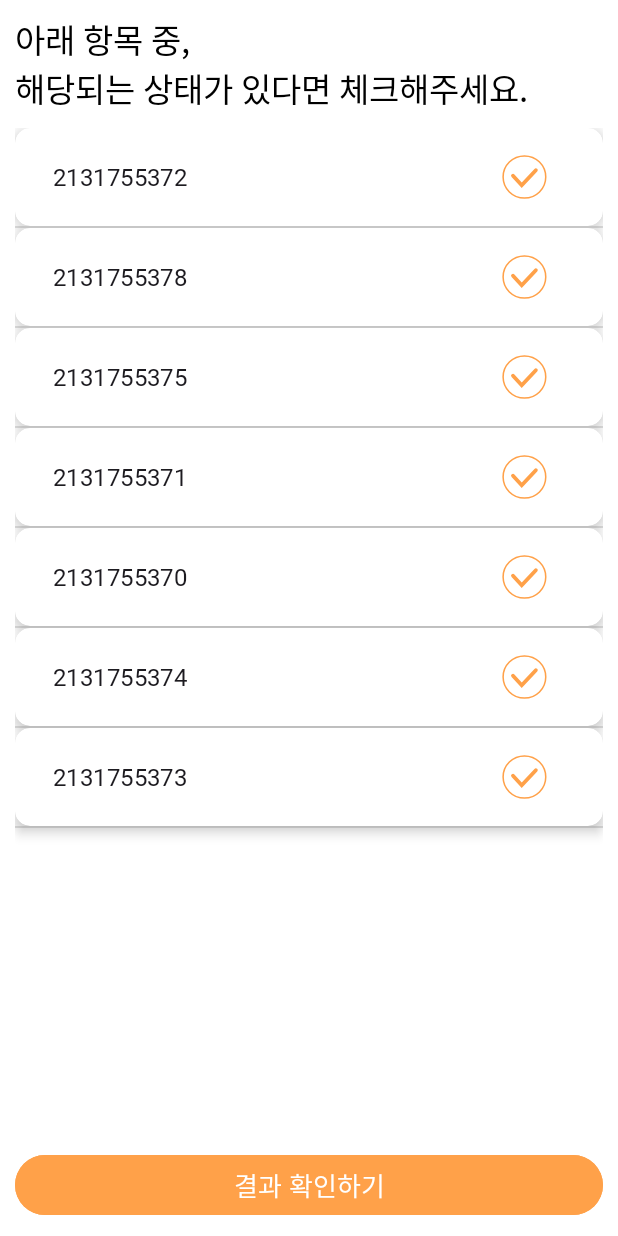
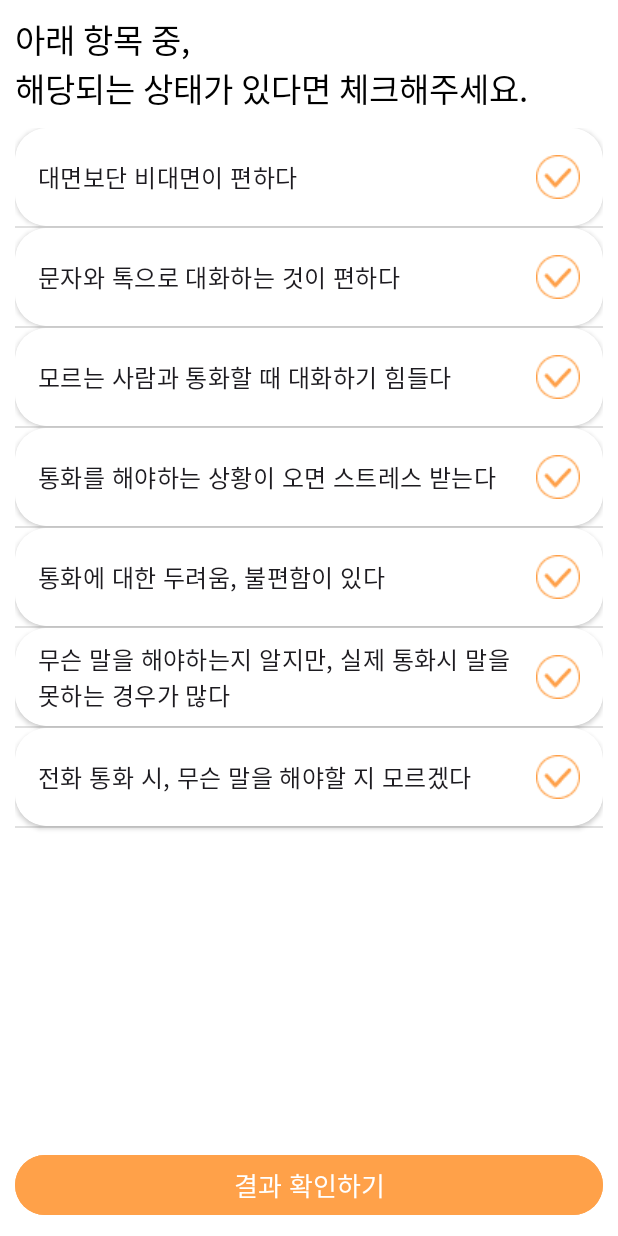
Before and after one commit to ringringring-capstone/ringringring_android, an Android app: the fragment CheckListTestFragment shown on its own in the app's theme, on a phone screen of 412 x 824 dp. Run offline under Robolectric (Android 15) with nearby library versions, the phone set to English and light mode, and no system bars; our stand-ins replace data binding; network calls fail.

Commit message:
fix : 체크리스트 제대로 표시 안되는 현상 수정

```diff
--- a/app/src/main/java/com/example/callphobia_overs/main/view/adapter/checklistAdapter.kt
+++ b/app/src/main/java/com/example/callphobia_overs/main/view/adapter/checklistAdapter.kt
@@ -2,6 +2,7 @@ package com.example.callphobia_overs.main.view.adapter
 
 import android.annotation.SuppressLint
 import android.content.Context
+import android.util.Log
 import android.view.LayoutInflater
 import android.view.View
 import android.view.ViewGroup
@@ -28,6 +29,7 @@ class checklistAdapter (val context: Context, val checkList: ArrayList<checkData
         binding = RowChecklistBinding.inflate(LayoutInflater.from(context))
         val data = checkList[position]
         binding!!.rowChecklistContent.text = data.content
+        Log.d("체크리스트내용",data.content)
 
         return binding!!.root
 
--- a/app/src/main/java/com/example/callphobia_overs/main/view/checklist/CheckListTestFragment.kt
+++ b/app/src/main/java/com/example/callphobia_overs/main/view/checklist/CheckListTestFragment.kt
@@ -1,5 +1,6 @@
 package com.example.callphobia_overs.main.view.checklist
 
+import android.util.Log
 import com.example.callphobia_overs.R
 import com.example.callphobia_overs.databinding.FragmentChecklistTestBinding
 import com.example.callphobia_overs.main.base.BaseFragment
@@ -8,21 +9,22 @@ import com.example.callphobia_overs.main.view.adapter.checklistAdapter
 
 class CheckListTestFragment : BaseFragment<FragmentChecklistTestBinding>(R.layout.fragment_checklist_test) {
     override fun initClick() {
-        TODO("Not yet implemented")
+
     }
 
     override fun initView() {
         var contentList = arrayListOf<checkDataClass>(
-            checkDataClass(R.string.checklist_one.toString()),
-            checkDataClass(R.string.checklist_two.toString()),
-            checkDataClass(R.string.checklist_three.toString()),
-            checkDataClass(R.string.checklist_four.toString()),
-            checkDataClass(R.string.checklist_five.toString()),
-            checkDataClass(R.string.checklist_six.toString()),
-            checkDataClass(R.string.checklist_seven.toString()),
+            checkDataClass(resources.getString(R.string.checklist_one)),
+            checkDataClass(resources.getString(R.string.checklist_two)),
+            checkDataClass(resources.getString(R.string.checklist_three)),
+            checkDataClass(resources.getString(R.string.checklist_four)),
+            checkDataClass(resources.getString(R.string.checklist_five)),
+            checkDataClass(resources.getString(R.string.checklist_six)),
+            checkDataClass(resources.getString(R.string.checklist_seven)),
         )
 
         val adapter = checklistAdapter(requireContext(), contentList)
+        Log.d("체크리스트내용main", resources.getString(R.string.checklist_one))
         binding.listviewChecklist.adapter = adapter
     }
 
--- a/app/src/main/res/drawable/selector_checklist.xml
+++ b/app/src/main/res/drawable/selector_checklist.xml
@@ -1,5 +1,5 @@
 <?xml version="1.0" encoding="utf-8"?>
 <selector xmlns:android="http://schemas.android.com/apk/res/android">
-    <item android:state_checked="true" android:drawable="@drawable/btn_checklist_true"/>
-    <item android:state_checked="false" android:drawable="@drawable/btn_checklist_false"/>
+    <item android:state_checked="true" android:drawable="@drawable/btn_checklist_true_noicon"/>
+    <item android:state_checked="false" android:drawable="@drawable/btn_checklist_false_noicon"/>
 </selector>
--- /dev/null
+++ b/app/src/main/res/drawable/selector_checklist_ic.xml
@@ -0,0 +1,5 @@
+<?xml version="1.0" encoding="utf-8"?>
+<selector xmlns:android="http://schemas.android.com/apk/res/android">
+    <item android:state_checked="true" android:drawable="@drawable/ic_checklist_true"/>
+    <item android:state_checked="false" android:drawable="@drawable/ic_checklist_false"/>
+</selector>
--- a/app/src/main/res/layout/row_checklist.xml
+++ b/app/src/main/res/layout/row_checklist.xml
@@ -1,22 +1,27 @@
 <?xml version="1.0" encoding="utf-8"?>
+
 <androidx.cardview.widget.CardView
     xmlns:android="http://schemas.android.com/apk/res/android"
     xmlns:app="http://schemas.android.com/apk/res-auto"
     android:layout_width="match_parent"
-    app:cardElevation="5dp"
-    app:cardCornerRadius="10dp"
-    android:layout_height="wrap_content">
+    android:layout_height="wrap_content"
+    android:layout_marginVertical="10dp"
+    app:cardCornerRadius="21dp"
+    android:background="@color/white">
 
     <CheckBox
         android:id="@+id/row_checklist_content"
         android:layout_width="match_parent"
         android:layout_height="wrap_content"
+        android:layout_gravity="center"
         android:background="@drawable/selector_checklist"
         android:fontFamily="@font/ibm_plexsans_kr_medium"
+        android:drawableEnd="@drawable/selector_checklist_ic"
+        android:drawablePadding="12dp"
         android:button="@null"
-        android:paddingHorizontal="10dp"
+        android:paddingHorizontal="15dp"
+        android:paddingVertical="5dp"
         android:textSize="16sp"
-        android:layout_marginHorizontal="15dp"
         android:text="통화를 해야하는 상황이 오면 스트레스를 받는다."/>
 
 </androidx.cardview.widget.CardView>
```
